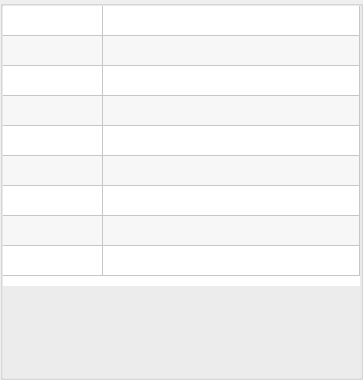
ww4u/megarobostudio, file source/wnd/ui/mrqinfo.ui: the form before one commit.
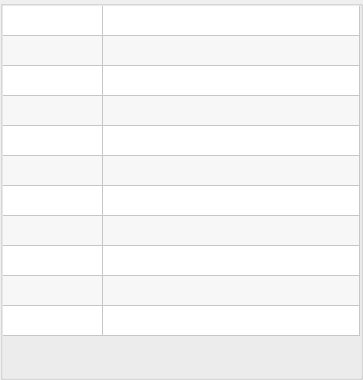
The form after the commit.

What changed in the file:
```diff
--- a/source/wnd/ui/mrqinfo.ui
+++ b/source/wnd/ui/mrqinfo.ui
@@ -58,7 +58,7 @@
         <property name="minimumSize">
          <size>
           <width>0</width>
-          <height>280</height>
+          <height>330</height>
          </size>
         </property>
         <property name="font">
@@ -80,7 +80,7 @@
          <bool>true</bool>
         </property>
         <property name="rowCount">
-         <number>9</number>
+         <number>11</number>
         </property>
         <property name="columnCount">
          <number>2</number>
@@ -103,6 +103,8 @@
         <row/>
         <row/>
         <row/>
+        <row/>
+        <row/>
         <column/>
         <column/>
        </widget>
```
